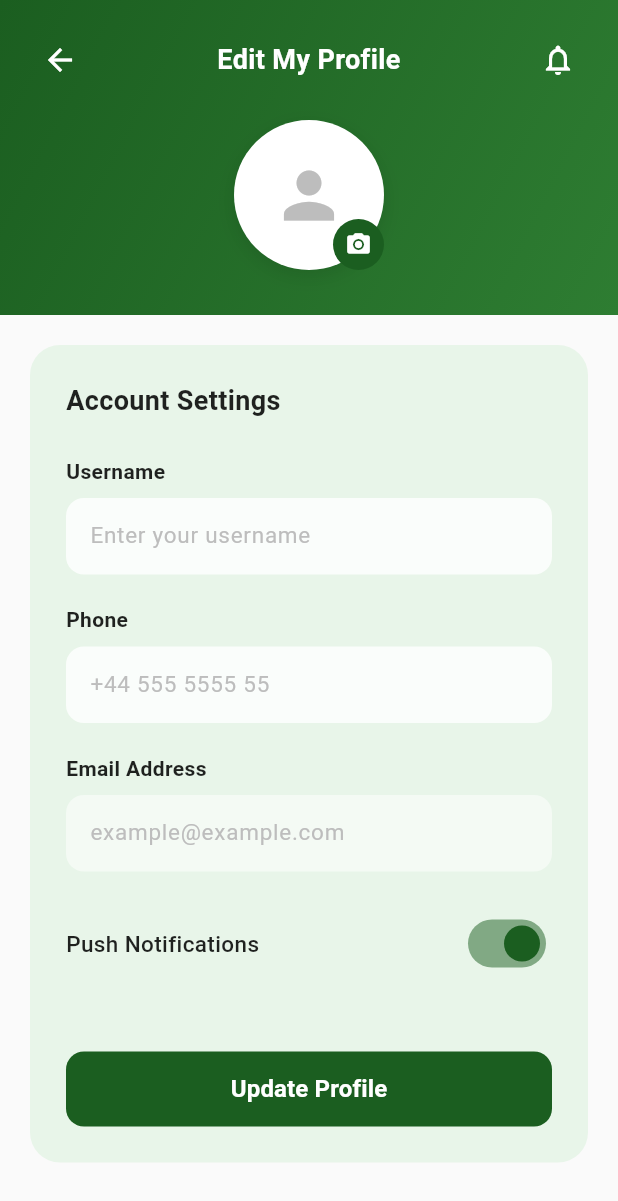
After one commit to kd-debug/DhanFIN, a Flutter app: the EditProfileScreen screen opened directly, on a phone screen of 412 x 824 dp. The commit adds this screen. Shown: the top 1201 px of the screen. Run offline on Flutter 3.47's test engine with Material 3 defaults, Android fonts, the phone set to English and light mode, and no system bars; our stand-ins replace appwrite, email_validator; network calls fail.

Commit message:
nav-screens

```diff
--- /dev/null
+++ b/lib/screens/home/edit_profile_screen.dart
@@ -0,0 +1,340 @@
+import 'package:flutter/material.dart';
+import 'package:project_android/services/auth_service.dart';
+
+class EditProfileScreen extends StatefulWidget {
+  const EditProfileScreen({super.key});
+
+  @override
+  State<EditProfileScreen> createState() => _EditProfileScreenState();
+}
+
+class _EditProfileScreenState extends State<EditProfileScreen> {
+  final AuthService _authService = AuthService();
+  final _usernameController = TextEditingController();
+  final _phoneController = TextEditingController();
+  final _emailController = TextEditingController();
+
+  bool _pushNotifications = true;
+  bool _darkTheme = false;
+
+  String _userName = 'User';
+  String _userEmail = '';
+  String _userPhone = '';
+
+  @override
+  void initState() {
+    super.initState();
+    _loadUserData();
+  }
+
+  void _loadUserData() {
+    final metadata = _authService.userMetadata;
+    if (metadata != null) {
+      setState(() {
+        _userName = metadata['full_name'] ?? 'User';
+        _userEmail = metadata['email'] ?? '';
+      });
+
+      _usernameController.text = _userName;
+      _emailController.text = _userEmail;
+
+      // TODO: Load phone from Appwrite prefs
+      _phoneController.text = '';
+    }
+  }
+
+  Future<void> _updateProfile() async {
+    try {
+      // TODO: Save to Appwrite database
+      ScaffoldMessenger.of(context).showSnackBar(
+        const SnackBar(
+          content: Text('Profile updated successfully!'),
+          backgroundColor: Color(0xFF1B5E20),
+          duration: Duration(seconds: 2),
+        ),
+      );
+      Navigator.pop(context);
+    } catch (e) {
+      ScaffoldMessenger.of(context).showSnackBar(
+        SnackBar(
+          content: Text('Failed to update profile: ${e.toString()}'),
+          backgroundColor: Colors.red,
+        ),
+      );
+    }
+  }
+
+  @override
+  void dispose() {
+    _usernameController.dispose();
+    _phoneController.dispose();
+    _emailController.dispose();
+    super.dispose();
+  }
+
+  @override
+  Widget build(BuildContext context) {
+    return Scaffold(
+      backgroundColor: Colors.grey[50],
+      body: SafeArea(
+        child: Column(
+          children: [
+            // Header
+            Container(
+              decoration: const BoxDecoration(
+                gradient: LinearGradient(
+                  begin: Alignment.topLeft,
+                  end: Alignment.bottomRight,
+                  colors: [Color(0xFF1B5E20), Color(0xFF2E7D32)],
+                ),
+              ),
+              child: Column(
+                children: [
+                  // Top Bar
+                  Padding(
+                    padding: const EdgeInsets.all(16),
+                    child: Row(
+                      children: [
+                        IconButton(
+                          icon: const Icon(
+                            Icons.arrow_back,
+                            color: Colors.white,
+                          ),
+                          onPressed: () => Navigator.pop(context),
+                        ),
+                        const Expanded(
+                          child: Text(
+                            'Edit My Profile',
+                            textAlign: TextAlign.center,
+                            style: TextStyle(
+                              color: Colors.white,
+                              fontSize: 18,
+                              fontWeight: FontWeight.w600,
+                            ),
+                          ),
+                        ),
+                        IconButton(
+                          icon: const Icon(
+                            Icons.notifications_outlined,
+                            color: Colors.white,
+                          ),
+                          onPressed: () {},
+                        ),
+                      ],
+                    ),
+                  ),
+
+                  // Profile Picture
+                  Padding(
+                    padding: const EdgeInsets.only(bottom: 30),
+                    child: Stack(
+                      children: [
+                        Container(
+                          width: 100,
+                          height: 100,
+                          decoration: BoxDecoration(
+                            color: Colors.white,
+                            shape: BoxShape.circle,
+                            boxShadow: [
+                              BoxShadow(
+                                color: Colors.black.withOpacity(0.1),
+                                blurRadius: 10,
+                                offset: const Offset(0, 4),
+                              ),
+                            ],
+                          ),
+                          child: Icon(
+                            Icons.person,
+                            size: 50,
+                            color: Colors.grey[400],
+                          ),
+                        ),
+                        Positioned(
+                          bottom: 0,
+                          right: 0,
+                          child: Container(
+                            padding: const EdgeInsets.all(8),
+                            decoration: const BoxDecoration(
+                              color: Color(0xFF1B5E20),
+                              shape: BoxShape.circle,
+                            ),
+                            child: const Icon(
+                              Icons.camera_alt,
+                              color: Colors.white,
+                              size: 18,
+                            ),
+                          ),
+                        ),
+                      ],
+                    ),
+                  ),
+                ],
+              ),
+            ),
+
+            // Form Section
+            Expanded(
+              child: SingleChildScrollView(
+                padding: const EdgeInsets.all(20),
+                child: Container(
+                  padding: const EdgeInsets.all(24),
+                  decoration: BoxDecoration(
+                    color: const Color(0xFFE8F5E9),
+                    borderRadius: BorderRadius.circular(20),
+                  ),
+                  child: Column(
+                    crossAxisAlignment: CrossAxisAlignment.start,
+                    children: [
+                      const Text(
+                        'Account Settings',
+                        style: TextStyle(
+                          fontSize: 18,
+                          fontWeight: FontWeight.w700,
+                          color: Colors.black87,
+                        ),
+                      ),
+                      const SizedBox(height: 24),
+
+                      _buildInputField(
+                        label: 'Username',
+                        controller: _usernameController,
+                        hint: 'Enter your username',
+                      ),
+                      const SizedBox(height: 20),
+
+                      _buildInputField(
+                        label: 'Phone',
+                        controller: _phoneController,
+                        hint: '+44 555 5555 55',
+                        keyboardType: TextInputType.phone,
+                      ),
+                      const SizedBox(height: 20),
+
+                      _buildInputField(
+                        label: 'Email Address',
+                        controller: _emailController,
+                        hint: 'example@example.com',
+                        keyboardType: TextInputType.emailAddress,
+                        enabled: false,
+                      ),
+                      const SizedBox(height: 24),
+
+                      _buildSwitchOption(
+                        label: 'Push Notifications',
+                        value: _pushNotifications,
+                        onChanged: (value) {
+                          setState(() {
+                            _pushNotifications = value;
+                          });
+                        },
+                      ),
+                      const SizedBox(height: 16),
+
+                      const SizedBox(height: 32),
+
+                      // Update Button
+                      SizedBox(
+                        width: double.infinity,
+                        height: 50,
+                        child: ElevatedButton(
+                          onPressed: _updateProfile,
+                          style: ElevatedButton.styleFrom(
+                            backgroundColor: const Color(0xFF1B5E20),
+                            shape: RoundedRectangleBorder(
+                              borderRadius: BorderRadius.circular(12),
+                            ),
+                            elevation: 0,
+                          ),
+                          child: const Text(
+                            'Update Profile',
+                            style: TextStyle(
+                              color: Colors.white,
+                              fontSize: 16,
+                              fontWeight: FontWeight.w600,
+                            ),
+                          ),
+                        ),
+                      ),
+                    ],
+                  ),
+                ),
+              ),
+            ),
+          ],
+        ),
+      ),
+    );
+  }
+
+  Widget _buildInputField({
+    required String label,
+    required TextEditingController controller,
+    required String hint,
+    TextInputType? keyboardType,
+    bool enabled = true,
+  }) {
+    return Column(
+      crossAxisAlignment: CrossAxisAlignment.start,
+      children: [
+        Text(
+          label,
+          style: const TextStyle(
+            fontSize: 14,
+            fontWeight: FontWeight.w600,
+            color: Colors.black87,
+          ),
+        ),
+        const SizedBox(height: 8),
+        Container(
+          decoration: BoxDecoration(
+            color: Colors.white.withOpacity(enabled ? 0.8 : 0.5),
+            borderRadius: BorderRadius.circular(12),
+          ),
+          child: TextField(
+            controller: controller,
+            enabled: enabled,
+            keyboardType: keyboardType,
+            style: TextStyle(
+              fontSize: 15,
+              color: enabled ? Colors.black87 : Colors.grey[600],
+            ),
+            decoration: InputDecoration(
+              hintText: hint,
+              hintStyle: TextStyle(color: Colors.grey[400]),
+              border: InputBorder.none,
+              contentPadding: const EdgeInsets.symmetric(
+                horizontal: 16,
+                vertical: 14,
+              ),
+            ),
+          ),
+        ),
+      ],
+    );
+  }
+
+  Widget _buildSwitchOption({
+    required String label,
+    required bool value,
+    required ValueChanged<bool> onChanged,
+  }) {
+    return Row(
+      mainAxisAlignment: MainAxisAlignment.spaceBetween,
+      children: [
+        Text(
+          label,
+          style: const TextStyle(
+            fontSize: 15,
+            fontWeight: FontWeight.w500,
+            color: Colors.black87,
+          ),
+        ),
+        Switch(
+          value: value,
+          onChanged: onChanged,
+          activeColor: const Color(0xFF1B5E20),
+        ),
+      ],
+    );
+  }
+}
```
Also changed, not shown: lib/screens/home/categories_screen.dart (+72 -0 lines), lib/screens/home/dashboard_screen.dart (+4 -20 lines), lib/screens/home/profile_screen.dart (+146 -96 lines).
